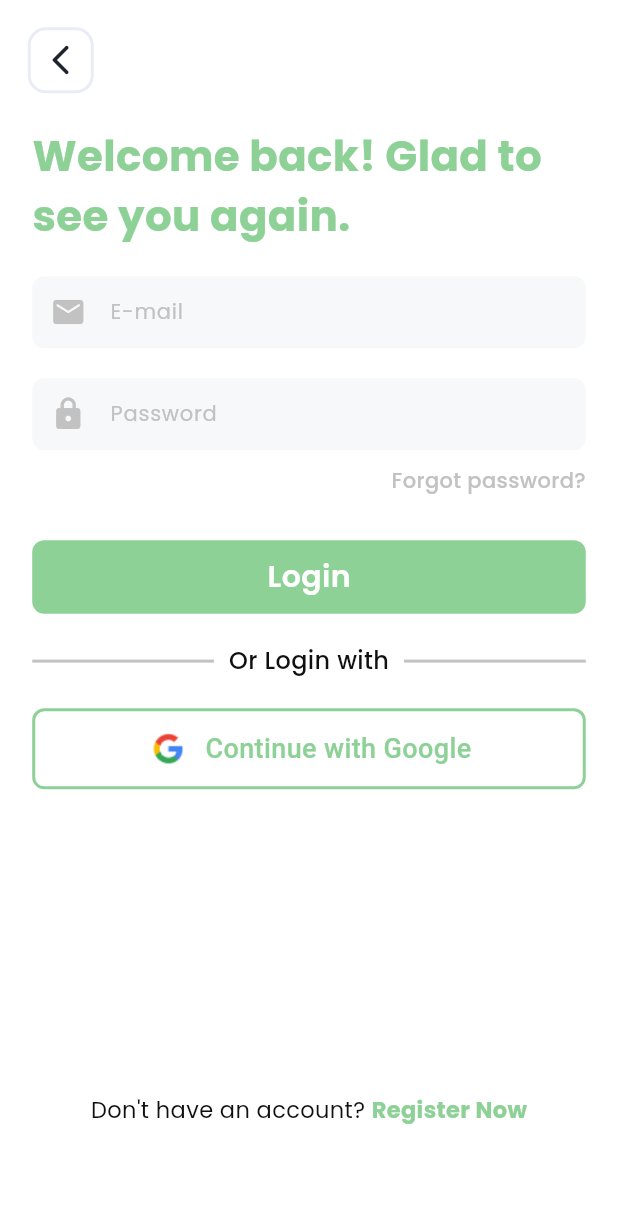
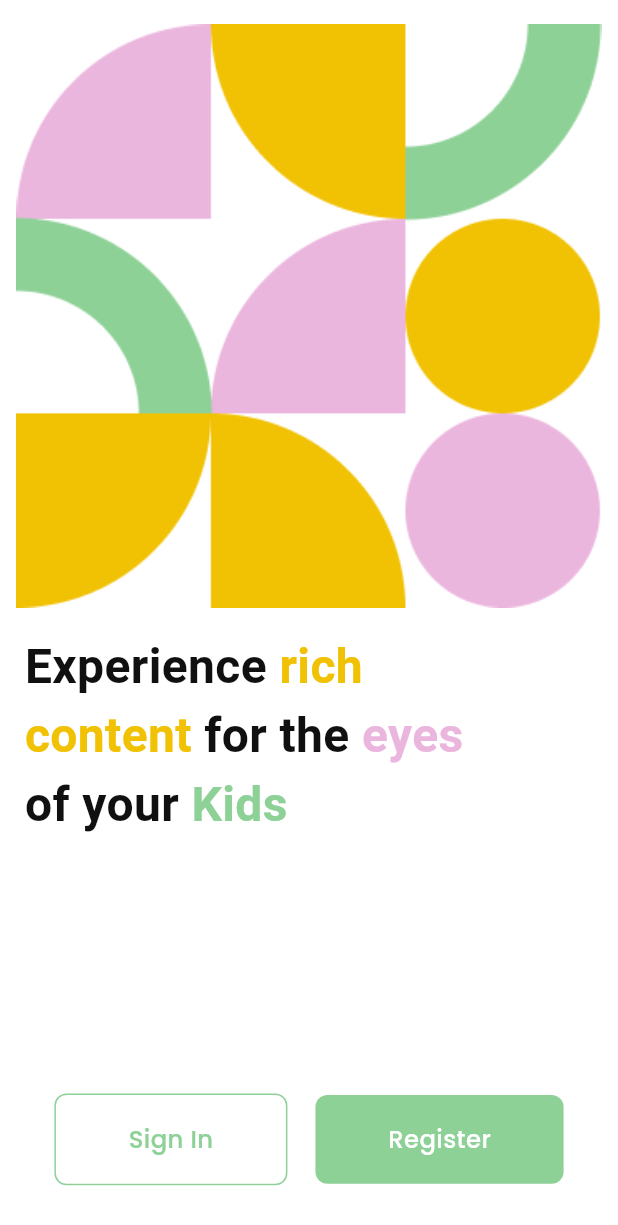
Before and after one commit to A-Yehia19/The-Eye, a Flutter app: the screen it shows after launch, on a phone screen of 412 x 824 dp. Shown: the top 1225 px of the screen. Run offline on Flutter 3.47's test engine with Material 3 defaults, Android fonts, the phone set to English and light mode, and no system bars; our stand-ins replace carousel_slider, cloud_firestore, firebase_auth, firebase_core, flutter_credit_card, flutter_screenutil and 3 more; missing offline and left inert: dart:html, multi_value_listenable_builder; accounts and stored records are empty; Roboto replaces fonts that are missing (Jua).

Commit message:
version 0.11

```diff
--- a/lib/Constants/Colors.dart
+++ b/lib/Constants/Colors.dart
@@ -5,3 +5,4 @@ const secondaryColor = Color(0xFFF7F8F9);
 const textColor = Color(0xFF101010);
 const hintColor = Color(0xFFC2C2C2);
 const highlightColor = Color(0xFFF1C104);
+const customPink = Color(0xFFEBB6DE);
--- /dev/null
+++ b/lib/Pages/Start/Widgets/start_background.dart
@@ -0,0 +1,47 @@
+import 'package:flutter/cupertino.dart';
+import 'package:flutter/material.dart';
+import 'package:flutter_screenutil/flutter_screenutil.dart';
+import 'package:the_eye/Constants/Colors.dart';
+
+class StartBackground extends StatelessWidget {
+  const StartBackground({super.key});
+
+  @override
+  Widget build(BuildContext context) {
+    // Get the screen width
+    double screenWidth = MediaQuery.of(context).size.width;
+
+    return Column(
+      children: [
+        Container(
+          padding: EdgeInsets.symmetric(horizontal: 10.w, vertical: 16.h), // Use ScreenUtil to set padding
+          width: screenWidth,
+          child: Image.asset(
+            "assets/images/start_bg.png",
+            fit: BoxFit.cover,
+          ),
+        ),
+        Align(
+          alignment: Alignment.centerLeft,
+          child: Container(
+            width: screenWidth/2 + screenWidth/3,
+            padding: EdgeInsets.symmetric(horizontal: 15.w),
+            child: RichText(
+              text: TextSpan(
+                style: DefaultTextStyle.of(context).style,
+                children: <TextSpan>[
+                  TextSpan(text: 'Experience ', style: TextStyle(fontSize: 32, fontWeight: FontWeight.w600)),
+                  TextSpan(text: 'rich content ', style: TextStyle(color: highlightColor, fontSize: 32, fontWeight: FontWeight.w600)),
+                  TextSpan(text: 'for the ', style: TextStyle(fontSize: 32, fontWeight: FontWeight.w600)),
+                  TextSpan(text: 'eyes ', style: TextStyle(color: customPink, fontSize: 32, fontWeight: FontWeight.w600)),
+                  TextSpan(text: 'of your ', style: TextStyle(fontSize: 32, fontWeight: FontWeight.w600)),
+                  TextSpan(text: 'Kids', style: TextStyle(color: primaryColor, fontSize: 32, fontWeight: FontWeight.w600)),
+                ],
+              ),
+            ),
+          ),
+        ),
+      ],
+    );
+  }
+}
--- /dev/null
+++ b/lib/Pages/Start/Widgets/start_buttons.dart
@@ -0,0 +1,58 @@
+// start_buttons.dart
+import 'package:flutter/material.dart';
+import 'package:flutter_screenutil/flutter_screenutil.dart';
+import 'package:the_eye/Common/Widgets/button_widget.dart';
+import 'package:the_eye/Constants/Colors.dart';
+import 'package:the_eye/Pages/Login/login.dart'; // Import the login.dart file
+import 'package:the_eye/Pages/Signup/signup.dart'; // Import the signup.dart file
+
+class StartButtons extends StatelessWidget {
+  const StartButtons({Key? key}) : super(key: key);
+
+  @override
+  Widget build(BuildContext context) {
+    return Padding(
+      padding: EdgeInsets.all(16.w),
+      child: Column(
+        children: [
+          Row(
+            mainAxisAlignment: MainAxisAlignment.spaceEvenly,
+            children: [
+              CustomButton(
+                onPressed: () {
+                  Navigator.push(
+                    context,
+                    MaterialPageRoute(builder: (context) => Login()), // Navigate to the Login page
+                  );
+                },
+                buttonColor: Colors.white,
+                buttonDecoration: BoxDecoration(
+                  border: Border.all(color: primaryColor),
+                  borderRadius: BorderRadius.circular(8),
+                ),
+                child: Padding(
+                  padding: EdgeInsets.symmetric(horizontal: 35.w, vertical: 8.h),
+                  child: Text('Sign In', style: TextStyle(color: primaryColor, fontSize: 16.sp, fontWeight: FontWeight.w500)),
+                ),
+              ),
+              CustomButton(
+                onPressed: () {
+                  Navigator.push(
+                    context,
+                    MaterialPageRoute(builder: (context) => Signup()), // Navigate to the Signup page
+                  );
+                },
+                buttonColor: primaryColor,
+                child: Padding(
+                  padding: EdgeInsets.symmetric(horizontal: 35.w, vertical: 8.h),
+                  child: Text('Register', style: TextStyle(color: Colors.white, fontSize: 16.sp, fontWeight: FontWeight.w500)),
+                ),
+              ),
+            ],
+          ),
+          SizedBox(height: 16.h),
+        ],
+      ),
+    );
+  }
+}
--- /dev/null
+++ b/lib/Pages/Start/start.dart
@@ -0,0 +1,24 @@
+import 'package:flutter/cupertino.dart';
+import 'package:flutter/material.dart';
+import 'package:the_eye/Pages/Start/Widgets/start_background.dart';
+
+import 'Widgets/start_buttons.dart';
+
+class Start extends StatelessWidget {
+  const Start({super.key});
+
+  @override
+  Widget build(BuildContext context) {
+    return const Scaffold(
+      body: SafeArea(
+        child: Column(
+          children: [
+            StartBackground(),
+            Expanded(child: SizedBox()),
+            StartButtons(),
+          ],
+        ),
+      ),
+    );
+  }
+}
--- a/lib/main.dart
+++ b/lib/main.dart
@@ -11,6 +11,7 @@ import 'package:the_eye/Pages/Videos%20Home/Videos%20Home.dart';
 
 import 'Common/Themes/Input Decoration.dart';
 import 'Common/Widgets/SnackBar.dart';
+import 'Pages/Start/start.dart';
 
 
 main() async {
@@ -51,10 +52,10 @@ class MyApp extends StatelessWidget {
           '/videoHome': (context) => const VideosHome(),
           '/payment': (context) => const Payment(),
         },
-        home: child,
+        home: Start(),
       ),
       child: FirebaseAuth.instance.currentUser == null ?
-        const Login() : const Profiles(),
+        const Login() : const Start(),
     );
   }
 }
```
Also changed, not shown: assets/images/start_bg.png (added), pubspec.lock, 1 other file.
